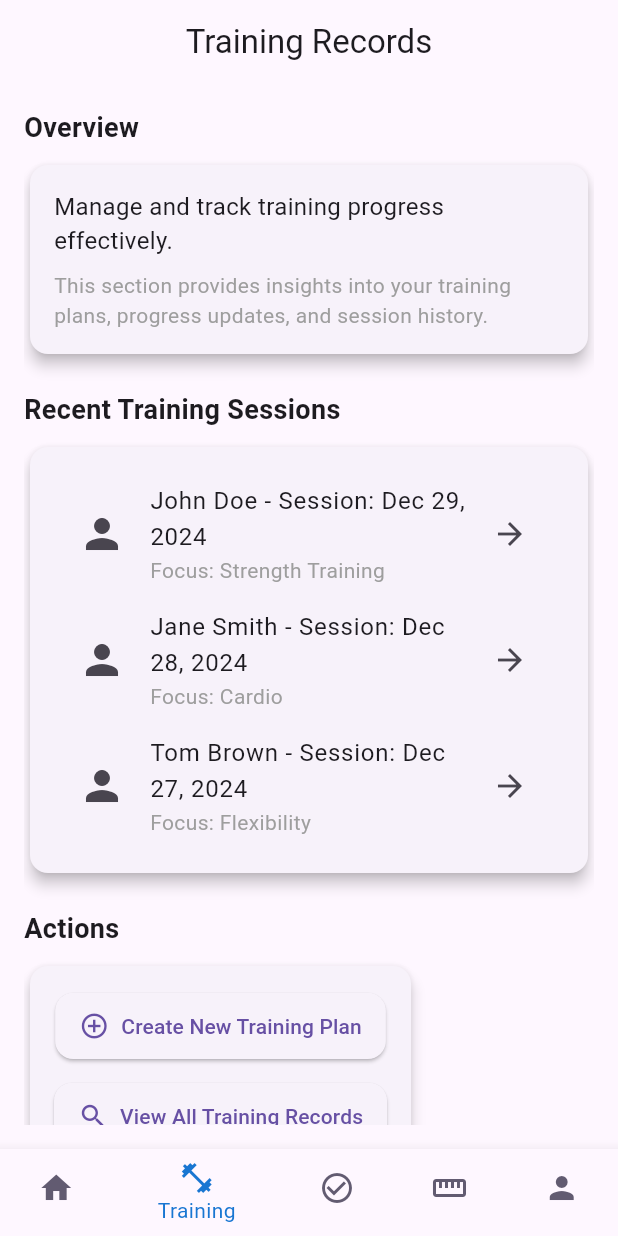
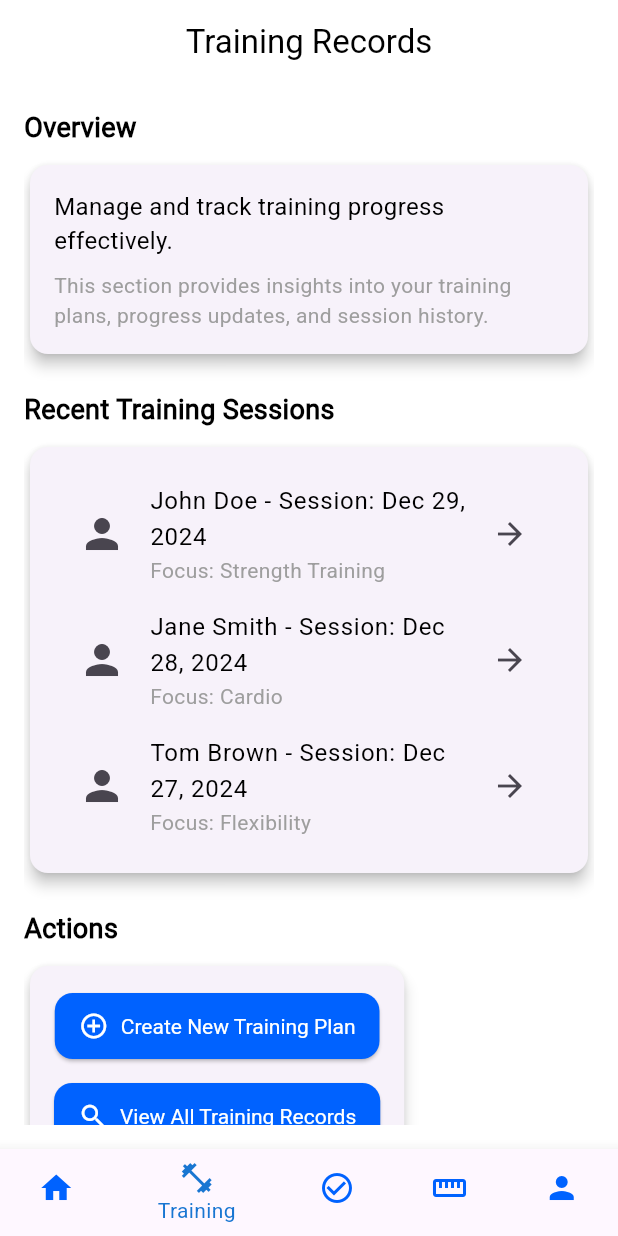
Before and after one commit to PedemonteGiacomo/ISYFIT, a Flutter app: the screen it shows once a user with an empty profile is signed in, item 2 of the bottom bar chosen, on a phone screen of 412 x 824 dp. Run offline on Flutter 3.47's test engine with Material 3 defaults, Android fonts, the light colour scheme and no system bars; our stand-ins replace animated_text_kit, cloud_firestore, dropdown_button2, file_picker, firebase_auth, firebase_core and 2 more; missing offline and left inert: firebase_app_check, flutter_pdfview; accounts and stored records are empty.

Commit message:
Add Roboto font support and implement custom theme for improved UI consistency.
to be expanded and improved in all the app

```diff
--- a/lib/main.dart
+++ b/lib/main.dart
@@ -3,6 +3,9 @@ import 'package:animated_text_kit/animated_text_kit.dart';
 import 'package:firebase_core/firebase_core.dart';
 import 'package:firebase_auth/firebase_auth.dart';
 import 'package:firebase_app_check/firebase_app_check.dart';
+// Import your custom theme:
+import 'theme/app_theme.dart';
+
 import 'firebase_options.dart';
 import 'screens/login_screen.dart';
 import 'screens/base_screen.dart';
@@ -28,10 +31,12 @@ class IsyFitApp extends StatelessWidget {
   Widget build(BuildContext context) {
     return MaterialApp(
       title: 'IsyFit',
-      theme: ThemeData(
-        primaryColor: Colors.blue,
-        primarySwatch: Colors.blue,
-      ),
+      // Here we call buildAppTheme from app_theme.dart:
+      theme: buildAppTheme(isDark: false),
+      // You could also specify:
+      // darkTheme: buildAppTheme(isDark: true),
+      // themeMode: ThemeMode.light, // or system
+
       initialRoute: '/',
       routes: {
         '/': (context) => const SplashScreen(),
@@ -56,7 +61,6 @@ class _SplashScreenState extends State<SplashScreen> {
   void initState() {
     super.initState();
 
-    // Navigate after the splash duration
     Future.delayed(const Duration(seconds: 4), () {
       Navigator.pushReplacement(
         context,
@@ -69,25 +73,21 @@ class _SplashScreenState extends State<SplashScreen> {
 
   @override
   Widget build(BuildContext context) {
-    // Fetch MediaQuery values in build method
     final double width = MediaQuery.of(context).size.width * 0.7;
     final double height = MediaQuery.of(context).size.height * 0.3;
 
     return Scaffold(
-      backgroundColor: Colors.white,
+      backgroundColor: Colors.white, // or Theme.of(context).scaffoldBackgroundColor,
       body: Center(
         child: Column(
           mainAxisAlignment: MainAxisAlignment.center,
           children: [
-            // Logo
             Image.asset(
               'assets/images/ISYFIT_LOGO.jpg',
               width: width,
               height: height,
             ),
             const SizedBox(height: 40),
-
-            // Animated Text
             AnimatedTextKit(
               animatedTexts: [
                 TypewriterAnimatedText(
@@ -95,7 +95,7 @@ class _SplashScreenState extends State<SplashScreen> {
                   textStyle: const TextStyle(
                     fontSize: 24.0,
                     fontWeight: FontWeight.bold,
-                    color: Colors.blue,
+                    color: Colors.blue, // or use Theme.of(context).colorScheme.primary
                   ),
                   speed: const Duration(milliseconds: 100),
                 ),
--- /dev/null
+++ b/lib/theme/app_theme.dart
@@ -0,0 +1,67 @@
+// lib/theme/app_theme.dart
+import 'package:flutter/material.dart';
+
+// If you want to embed a custom font (e.g. Roboto),
+// make sure you declared it in pubspec.yaml and placed the font file in assets.
+// For now, let's assume "Roboto" is declared in pubspec.yaml.
+
+/// Example brand colors: Electric Blue, plus black/white
+const Color kElectricBlue = Color(0xFF0062FF);
+const Color kBlack = Colors.black;
+const Color kWhite = Colors.white;
+
+/// Optional swatch for controlling dynamic widget colors.
+const MaterialColor kElectricBlueSwatch = MaterialColor(
+  0xFF0062FF,
+  <int, Color>{
+    50:  Color(0xFFE6F0FF),
+    100: Color(0xFFCCE0FF),
+    200: Color(0xFF99C2FF),
+    300: Color(0xFF66A3FF),
+    400: Color(0xFF3385FF),
+    500: Color(0xFF0062FF),
+    600: Color(0xFF0058E6),
+    700: Color(0xFF004BCC),
+    800: Color(0xFF003FB3),
+    900: Color(0xFF002680),
+  },
+);
+
+ThemeData buildAppTheme({bool isDark = false}) {
+  final base = isDark ? ThemeData.dark() : ThemeData.light();
+
+  return base.copyWith(
+    //primarySwatch: kElectricBlueSwatch,
+    primaryColor: kElectricBlue,
+    scaffoldBackgroundColor: isDark ? kBlack : kWhite,
+
+    // Text
+    textTheme: base.textTheme.apply(
+      fontFamily: 'Roboto', // or any other declared font
+      bodyColor: isDark ? kWhite : kBlack,
+      displayColor: isDark ? kWhite : kBlack,
+    ),
+
+    // ElevatedButton styling
+    elevatedButtonTheme: ElevatedButtonThemeData(
+      style: ElevatedButton.styleFrom(
+        backgroundColor: kElectricBlue,
+        foregroundColor: kWhite,
+        textStyle: const TextStyle(fontFamily: 'Roboto'),
+      ),
+    ),
+
+    // More flexible approach for color scheme
+    colorScheme: base.colorScheme.copyWith(
+      primary: kElectricBlue,
+      secondary: kElectricBlue,
+      background: isDark ? kBlack : kWhite,
+      surface: isDark ? const Color(0xFF1E1E1E) : kWhite,
+      onPrimary: kWhite,
+      onSecondary: kWhite,
+      onSurface: isDark ? kWhite : kBlack,
+      onBackground: isDark ? kWhite : kBlack,
+      brightness: isDark ? Brightness.dark : Brightness.light,
+    ),
+  );
+}
```
Also changed, not shown: pubspec.yaml (+10 -16 lines), assets/fonts/Roboto-Regular.ttf (added), 1 other file.
